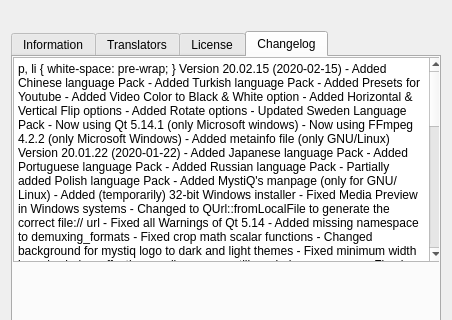
The window that ui/aboutdialog.ui (swl-x/MystiQ) describes before a commit, drawn with Qt 5; both pictures show x 0 to 452 and y 0 to 320 of the 452 by 471 pixel window.
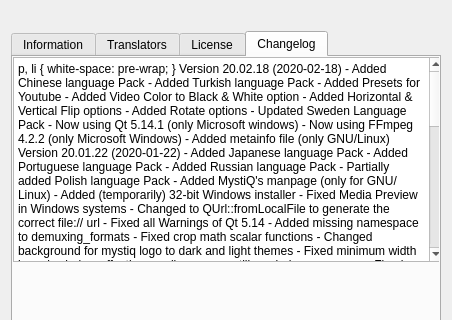
The same window after the commit. The open tabs and pages were chosen to show the change. Icons and pictures are not drawn.

Diff of the .ui file:
```diff
--- a/ui/aboutdialog.ui
+++ b/ui/aboutdialog.ui
@@ -296,7 +296,7 @@
 &lt;html&gt;&lt;head&gt;&lt;meta name=&quot;qrichtext&quot; content=&quot;1&quot; /&gt;&lt;style type=&quot;text/css&quot;&gt;
 p, li { white-space: pre-wrap; }
 &lt;/style&gt;&lt;/head&gt;&lt;body style=&quot; font-family:'Fira Sans'; font-size:10pt; font-weight:400; font-style:normal;&quot;&gt;
-&lt;p style=&quot; margin-top:0px; margin-bottom:0px; margin-left:0px; margin-right:0px; -qt-block-indent:0; text-indent:0px;&quot;&gt;&lt;span style=&quot; font-weight:600;&quot;&gt;Version 20.02.15 (2020-02-15)&lt;/span&gt;&lt;/p&gt;
+&lt;p style=&quot; margin-top:0px; margin-bottom:0px; margin-left:0px; margin-right:0px; -qt-block-indent:0; text-indent:0px;&quot;&gt;&lt;span style=&quot; font-weight:600;&quot;&gt;Version 20.02.18 (2020-02-18)&lt;/span&gt;&lt;/p&gt;
 &lt;p style=&quot; margin-top:0px; margin-bottom:0px; margin-left:0px; margin-right:0px; -qt-block-indent:0; text-indent:0px;&quot;&gt; - Added Chinese language Pack&lt;/p&gt;
 &lt;p style=&quot; margin-top:0px; margin-bottom:0px; margin-left:0px; margin-right:0px; -qt-block-indent:0; text-indent:0px;&quot;&gt; - Added Turkish language Pack&lt;/p&gt;
 &lt;p style=&quot; margin-top:0px; margin-bottom:0px; margin-left:0px; margin-right:0px; -qt-block-indent:0; text-indent:0px;&quot;&gt; - Added Presets for Youtube&lt;/p&gt;
```
